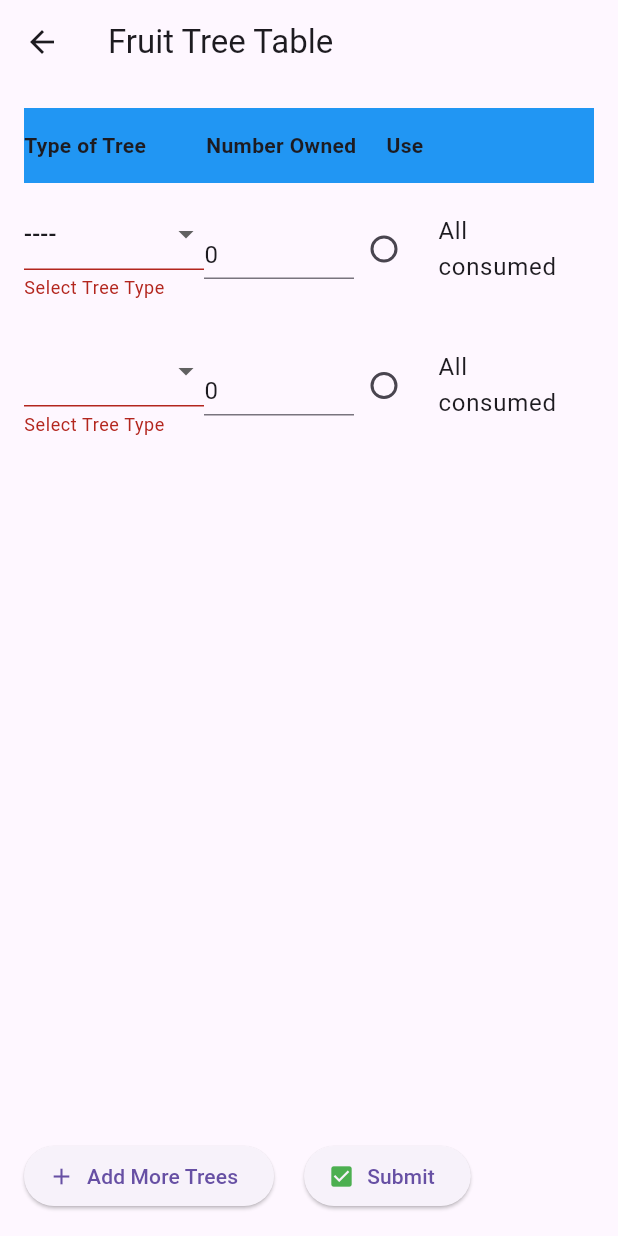
After one commit to ralaunchX/Cims_App, a Flutter app: the LlwdspFruitTressScreen screen opened by its route, after a tap on "Add More Trees", after a tap on "Submit", on a phone screen of 412 x 824 dp. The commit adds this screen. Run offline on Flutter 3.47's test engine with Material 3 defaults, Android fonts, the phone set to English and light mode, and no system bars; our stand-ins replace geolocator, permission_handler, shared_preferences; missing offline and left inert: external_path; accounts and stored records are empty.

Commit message:
fruit tree form

```diff
--- a/cims/lib/data_model/crop_field_model.dart
+++ b/cims/lib/data_model/crop_field_model.dart
@@ -47,12 +47,15 @@ class CropFieldEntry {
 }
 
 class LlwdspCropFieldModel {
+  final String rapId;
+
   int fieldsOwned;
   int fieldsCultivated;
   String selectedNonCultivationReason;
   List<CropFieldEntry> cropFields;
 
   LlwdspCropFieldModel({
+    required this.rapId,
     required this.fieldsOwned,
     required this.fieldsCultivated,
     required this.selectedNonCultivationReason,
@@ -61,6 +64,7 @@ class LlwdspCropFieldModel {
 
   factory LlwdspCropFieldModel.fromJson(Map<String, dynamic> json) {
     return LlwdspCropFieldModel(
+      rapId: json['rapId'] ?? '',
       fieldsOwned: json['fieldsOwned'],
       fieldsCultivated: json['fieldsCultivated'],
       selectedNonCultivationReason: json['selectedNonCultivationReason'],
@@ -73,6 +77,7 @@ class LlwdspCropFieldModel {
 
   Map<String, dynamic> toJson() {
     return {
+      'rapId': rapId,
       'fieldsOwned': fieldsOwned,
       'fieldsCultivated': fieldsCultivated,
       'selectedNonCultivationReason': selectedNonCultivationReason,
--- a/cims/lib/data_model/llwdsp_foodgardens_model.dart
+++ b/cims/lib/data_model/llwdsp_foodgardens_model.dart
@@ -1,4 +1,6 @@
 class LlwdspFoodgardensModel {
+  final String rapId;
+
   List<String> cropsGrown;
   List<String> cropsHarvested;
   String gardenChoice;
@@ -7,6 +9,7 @@ class LlwdspFoodgardensModel {
   String fertilizerType;
 
   LlwdspFoodgardensModel({
+    required this.rapId,
     required this.cropsGrown,
     required this.cropsHarvested,
     required this.gardenChoice,
@@ -17,6 +20,7 @@ class LlwdspFoodgardensModel {
 
   Map<String, dynamic> toJson() {
     return {
+      'rapId': rapId,
       'cropsGrown': cropsGrown,
       'cropsHarvested': cropsHarvested,
       'gardenChoice': gardenChoice,
@@ -28,6 +32,7 @@ class LlwdspFoodgardensModel {
 
   factory LlwdspFoodgardensModel.fromJson(Map<String, dynamic> json) {
     return LlwdspFoodgardensModel(
+      rapId: json['rapId'] ?? '',
       cropsGrown: List<String>.from(json['cropsGrown'] ?? []),
       cropsHarvested: List<String>.from(json['cropsHarvested'] ?? []),
       gardenChoice: json['gardenChoice'],
--- /dev/null
+++ b/cims/lib/data_model/llwdsp_fruittree_model.dart
@@ -0,0 +1,52 @@
+class FruitTreeDto {
+  String type;
+  int numberOwned;
+  String use;
+
+  FruitTreeDto({
+    required this.type,
+    required this.numberOwned,
+    required this.use,
+  });
+
+  factory FruitTreeDto.fromJson(Map<String, dynamic> json) {
+    return FruitTreeDto(
+      type: json['type'],
+      numberOwned: json['numberOwned'],
+      use: json['use'],
+    );
+  }
+
+  Map<String, dynamic> toJson() {
+    return {
+      'type': type,
+      'numberOwned': numberOwned,
+      'use': use,
+    };
+  }
+}
+
+class LlwdspFruitTreeList {
+  String rapId;
+  List<FruitTreeDto> trees;
+
+  LlwdspFruitTreeList({
+    required this.rapId,
+    required this.trees,
+  });
+
+  factory LlwdspFruitTreeList.fromJson(Map<String, dynamic> json) {
+    return LlwdspFruitTreeList(
+      rapId: json['rapId'],
+      trees:
+          (json['trees'] as List).map((e) => FruitTreeDto.fromJson(e)).toList(),
+    );
+  }
+
+  Map<String, dynamic> toJson() {
+    return {
+      'rapId': rapId,
+      'trees': trees.map((e) => e.toJson()).toList(),
+    };
+  }
+}
--- a/cims/lib/data_model/llwdsp_livestock_model.dart
+++ b/cims/lib/data_model/llwdsp_livestock_model.dart
@@ -45,12 +45,15 @@ class LlwdspLivestockDto {
 }
 
 class LlwdspLivestockListDto {
+  final String rapId;
+
   final List<LlwdspLivestockDto> livestock;
 
-  LlwdspLivestockListDto({required this.livestock});
+  LlwdspLivestockListDto({required this.rapId, required this.livestock});
 
   factory LlwdspLivestockListDto.fromJson(Map<String, dynamic> json) {
     return LlwdspLivestockListDto(
+      rapId: json['rapId'] ?? '',
       livestock: (json['livestock'] as List<dynamic>)
           .map((item) => LlwdspLivestockDto.fromJson(item))
           .toList(),
@@ -59,6 +62,7 @@ class LlwdspLivestockListDto {
 
   Map<String, dynamic> toJson() {
     return {
+      'rapId': rapId,
       'livestock': livestock.map((item) => item.toJson()).toList(),
     };
   }
--- a/cims/lib/data_model/llwdsp_social_network_model.dart
+++ b/cims/lib/data_model/llwdsp_social_network_model.dart
@@ -1,4 +1,6 @@
 class LlwdspSocialNetworkModel {
+  final String rapId;
+
   String? givingSupportCategory;
   String? givingSupportFrequency;
   String? givingSupportRelation;
@@ -8,6 +10,7 @@ class LlwdspSocialNetworkModel {
   String? receivingSupportRelation;
 
   LlwdspSocialNetworkModel({
+    required this.rapId,
     required this.givingSupportCategory,
     required this.givingSupportFrequency,
     required this.givingSupportRelation,
@@ -18,6 +21,7 @@ class LlwdspSocialNetworkModel {
 
   factory LlwdspSocialNetworkModel.fromJson(Map<String, dynamic> json) {
     return LlwdspSocialNetworkModel(
+      rapId: json['rapId'] ?? '',
       givingSupportCategory: json['givingSupportCategory'],
       givingSupportFrequency: json['givingSupportFrequency'],
       givingSupportRelation: json['givingSupportRelation'],
@@ -29,6 +33,7 @@ class LlwdspSocialNetworkModel {
 
   Map<String, dynamic> toJson() {
     return {
+      'rapId': rapId,
       'givingSupportCategory': givingSupportCategory,
       'givingSupportFrequency': givingSupportFrequency,
       'givingSupportRelation': givingSupportRelation,
--- a/cims/lib/form_list.dart
+++ b/cims/lib/form_list.dart
@@ -44,10 +44,15 @@ class _FormListScreenState extends State<FormListScreen> {
       'route': '/llwdspCropField',
       'key': Keys.llwdspCropField
     },
+    // {
+    //   'title': '3.8 LLWDSP Phase III - LIVESTOCK',
+    //   'route': '/llwdspLivestock',
+    //   'key': Keys.llwdspLivestock
+    // },
     {
-      'title': '3.8 LLWDSP Phase III - LIVESTOCK',
-      'route': '/llwdspLivestock',
-      'key': Keys.llwdspLivestock
+      'title': '3.9 LLWDSP Phase III - FRUIT TREES',
+      'route': '/llwdspFruitTrees',
+      'key': Keys.llwdspFruitTrees
     },
   ];
 
@@ -60,7 +65,7 @@ class _FormListScreenState extends State<FormListScreen> {
   Widget build(BuildContext context) {
     return Scaffold(
       appBar: AppBar(title: Text('Form List ${Keys.rapId}')),
-      body: ListView.builder(
+      body: ListView.separated(
         itemCount: forms.length,
         itemBuilder: (context, index) {
           return ListTile(
@@ -81,6 +86,7 @@ class _FormListScreenState extends State<FormListScreen> {
             },
           );
         },
+        separatorBuilder: (context, index) => const SizedBox(height: 5),
       ),
     );
   }
--- a/cims/lib/llwdsp_cropfield_screen.dart
+++ b/cims/lib/llwdsp_cropfield_screen.dart
@@ -393,6 +393,7 @@ class _LlwdspCropfieldScreenState extends State<LlwdspCropfieldScreen> {
   Future<void> saveForm() async {
     if (_formKey.currentState!.validate()) {
       final llwdspCropFieldData = LlwdspCropFieldModel(
+          rapId: rapId,
           fieldsOwned: fieldsOwned ?? 0,
           fieldsCultivated: fieldsCultivated ?? 0,
           selectedNonCultivationReason: selectedNonCultivationReason,
--- a/cims/lib/llwdsp_foodgardens_screen.dart
+++ b/cims/lib/llwdsp_foodgardens_screen.dart
@@ -191,6 +191,7 @@ class _LlwdspFoodgardensScreenState extends State<LlwdspFoodgardensScreen> {
   Future<void> saveForm() async {
     if (_formKey.currentState!.validate()) {
       final llwdspFoodgardensData = LlwdspFoodgardensModel(
+          rapId: rapId,
           cropsGrown: cropsGrown,
           cropsHarvested: cropsHarvested,
           gardenChoice: gardenChoice,
--- /dev/null
+++ b/cims/lib/llwdsp_fruittrees_screen.dart
@@ -0,0 +1,198 @@
+import 'dart:convert';
+import 'dart:developer';
+
+import 'package:cims/data_model/llwdsp_fruittree_model.dart';
+import 'package:cims/utils/app_prefs.dart';
+import 'package:cims/utils/constants.dart';
+import 'package:cims/utils/keys.dart';
+import 'package:flutter/material.dart';
+import 'package:flutter/services.dart';
+import 'package:shared_preferences/shared_preferences.dart';
+
+class LlwdspFruitTressScreen extends StatefulWidget {
+  final LlwdspFruitTreeList? llwdspFruitTreeList;
+  const LlwdspFruitTressScreen({super.key, this.llwdspFruitTreeList});
+
+  @override
+  State<LlwdspFruitTressScreen> createState() => _LlwdspFruitTressScreenState();
+}
+
+class _LlwdspFruitTressScreenState extends State<LlwdspFruitTressScreen> {
+  final _formKey = GlobalKey<FormState>();
+  String rapId = Keys.rapId;
+  String llwdspFruitTreesKey = '${Keys.rapId}_${Keys.llwdspFruitTrees}';
+
+  List<FruitTreeDto> treeList = [
+    FruitTreeDto(type: AppConstants.notSelected, numberOwned: 0, use: '')
+  ];
+
+  void _addMoreTrees() {
+    setState(() {
+      treeList.add(FruitTreeDto(type: '', numberOwned: 0, use: ''));
+    });
+  }
+
+  @override
+  void initState() {
+    super.initState();
+    final prefs = AppPrefs().prefs;
+    var fruitTreeData = widget.llwdspFruitTreeList;
+    String? fruitTreeString = prefs?.getString(llwdspFruitTreesKey);
+    if (fruitTreeString != null) {
+      final json = jsonDecode(fruitTreeString);
+      fruitTreeData = LlwdspFruitTreeList.fromJson(json);
+    }
+    if (fruitTreeData != null) {
+      treeList = fruitTreeData.trees;
+    }
+  }
+
+  Future<void> saveForm() async {
+    if (_formKey.currentState!.validate()) {
+      final LlwdspFruitTreeData =
+          LlwdspFruitTreeList(rapId: rapId, trees: treeList);
+      final prefs = await SharedPreferences.getInstance();
+      await prefs.setString(
+          llwdspFruitTreesKey, jsonEncode(LlwdspFruitTreeData.toJson()));
+
+      ScaffoldMessenger.of(context).showSnackBar(
+        const SnackBar(
+            content: Text('Fruit Trees Form Submitted'),
+            backgroundColor: Colors.green),
+      );
+      Future.delayed(const Duration(milliseconds: 500), () {
+        Navigator.pop(context, true);
+      });
+    }
+  }
+
+  Widget _buildTreeRow(FruitTreeDto tree, int index) {
+    return SingleChildScrollView(
+      scrollDirection: Axis.horizontal,
+      child: Row(
+        children: [
+          SizedBox(
+            width: 120,
+            child: DropdownButtonFormField<String>(
+              isExpanded: true,
+              value: tree.type.isEmpty ? null : tree.type,
+              items: AppConstants.treeTypes
+                  .map((type) =>
+                      DropdownMenuItem(value: type, child: Text(type)))
+                  .toList(),
+              onChanged: (val) {
+                setState(() {
+                  tree.type = val!;
+                });
+              },
+              validator: (val) {
+                if (val == null || val == AppConstants.notSelected) {
+                  return 'Select Tree Type';
+                }
+                return null;
+              },
+            ),
+          ),
+          SizedBox(
+            width: 100,
+            height: 40,
+            child: TextFormField(
+              initialValue: tree.numberOwned.toString(),
+              keyboardType: TextInputType.number,
+              inputFormatters: [FilteringTextInputFormatter.digitsOnly],
+              onChanged: (val) {
+                tree.numberOwned = int.tryParse(val) ?? 0;
+              },
+            ),
+          ),
+          SizedBox(width: 150, child: _buildRadio(tree, 'all_consumed', index)),
+          SizedBox(
+              width: 180, child: _buildRadio(tree, 'mostly_consumed', index)),
+          SizedBox(width: 180, child: _buildRadio(tree, 'mostly_sold', index)),
+          IconButton(
+            icon: const Icon(Icons.remove_circle, color: Colors.red),
+            onPressed: () => setState(() => treeList.removeAt(index)),
+          ),
+        ],
+      ),
+    );
+  }
+
+  Widget _buildRadio(FruitTreeDto tree, String value, int index) {
+    String label = {
+      'all_consumed': 'All consumed',
+      'mostly_consumed': 'Most consumed,\nsome sold',
+      'mostly_sold': 'Most sold,\nsome consumed'
+    }[value]!;
+
+    return RadioListTile<String>(
+      dense: true,
+      contentPadding: EdgeInsets.zero,
+      title: Text(label, style: const TextStyle(fontSize: 16)),
+      value: value,
+      groupValue: tree.use,
+      onChanged: (val) {
+        setState(() {
+          tree.use = val!;
+        });
+      },
+    );
+  }
+
+  @override
+  Widget build(BuildContext context) {
+    return Scaffold(
+      appBar: AppBar(title: const Text('Fruit Tree Table')),
+      body: Padding(
+        padding: const EdgeInsets.all(16),
+        child: Form(
+          key: _formKey,
+          child: Column(
+            children: [
+              Container(
+                height: 50,
+                color: Colors.blue,
+                child: const Row(
+                  children: [
+                    Text('Type of Tree',
+                        style: TextStyle(fontWeight: FontWeight.bold)),
+                    SizedBox(width: 40),
+                    Text('Number Owned',
+                        style: TextStyle(fontWeight: FontWeight.bold)),
+                    SizedBox(width: 20),
+                    Text('Use', style: TextStyle(fontWeight: FontWeight.bold)),
+                  ],
+                ),
+              ),
+              Expanded(
+                child: ListView.separated(
+                  itemCount: treeList.length,
+                  itemBuilder: (context, index) =>
+                      _buildTreeRow(treeList[index], index),
+                  separatorBuilder: (context, index) =>
+                      const SizedBox(height: 3),
+                ),
+              ),
+              const SizedBox(height: 16),
+              Row(
+                children: [
+                  ElevatedButton.icon(
+                    onPressed: _addMoreTrees,
+                    icon: const Icon(Icons.add),
+                    label: const Text("Add More Trees"),
+                  ),
+                  const SizedBox(width: 20),
+                  ElevatedButton.icon(
+                    onPressed: saveForm,
+                    icon: const Icon(Icons.check_box, color: Colors.green),
+                    label: const Text("Submit"),
+                  ),
+                ],
+              )
+            ],
+          ),
+        ),
+      ),
+    );
+  }
+}
--- a/cims/lib/llwdsp_livestock_screen.dart
+++ b/cims/lib/llwdsp_livestock_screen.dart
@@ -179,7 +179,7 @@ class _LlwdspLivestockScreenState extends State<LlwdspLivestockScreen> {
 
   Future<void> saveForm() async {
     final listOfLivestockData =
-        LlwdspLivestockListDto(livestock: livestockData);
+        LlwdspLivestockListDto(rapId: rapId, livestock: livestockData);
     final prefs = await SharedPreferences.getInstance();
     await prefs.setString(
         llwdspLivestockKey, jsonEncode(listOfLivestockData.toJson()));
--- a/cims/lib/llwdsp_socialnetwork_screen.dart
+++ b/cims/lib/llwdsp_socialnetwork_screen.dart
@@ -184,6 +184,7 @@ class _LlwdspSocialnetworkScreenState extends State<LlwdspSocialnetworkScreen> {
   Future<void> saveForm() async {
     if (_formKey.currentState!.validate()) {
       final llwdspSocialNetworkData = LlwdspSocialNetworkModel(
+          rapId: rapId,
           givingSupportCategory: givingSupportCategory,
           givingSupportFrequency: givingSupportFrequency,
           givingSupportRelation: givingSupportRelation,
--- a/cims/lib/main.dart
+++ b/cims/lib/main.dart
@@ -3,6 +3,7 @@ import 'package:cims/form_list.dart';
 import 'package:cims/llwdsp_assets_screen.dart';
 import 'package:cims/llwdsp_cropfield_screen.dart';
 import 'package:cims/llwdsp_foodgardens_screen.dart';
+import 'package:cims/llwdsp_fruittrees_screen.dart';
 import 'package:cims/llwdsp_livelihood_screen.dart';
 import 'package:cims/llwdsp_livestock_screen.dart';
 import 'package:cims/llwdsp_resettlement_screen.dart';
@@ -62,7 +63,8 @@ class MainApp extends StatelessWidget {
               const LlwdspSocialnetworkScreen(),
           '/llwdspFoodGardens': (context) => const LlwdspFoodgardensScreen(),
           '/llwdspCropField': (context) => const LlwdspCropfieldScreen(),
-          '/llwdspLivestock': (context) => const LlwdspLivestockScreen()
+          '/llwdspLivestock': (context) => const LlwdspLivestockScreen(),
+          '/llwdspFruitTrees': (context) => const LlwdspFruitTressScreen()
         },
         // theme: ThemeData(
         //   inputDecorationTheme: const InputDecorationTheme(
--- a/cims/lib/utils/constants.dart
+++ b/cims/lib/utils/constants.dart
@@ -309,4 +309,18 @@ class AppConstants {
     'Purchased common seed',
     'Purchased special (hybrid/GMO) seed',
   ];
+  static const List<String> treeTypes = [
+    notSelected,
+    'None',
+    'Apple',
+    'Apricot',
+    'Peach',
+    'Pear',
+    'Prune',
+    'Quinces',
+    'Wild Grape',
+    'Prickly Pear',
+    'Wild Cherry',
+    'Pomegranate',
+  ];
 }
--- a/cims/lib/utils/keys.dart
+++ b/cims/lib/utils/keys.dart
@@ -10,4 +10,5 @@ class Keys {
   static const llwdspFoodGardens = 'llwdspFoodGardens';
   static const llwdspCropField = 'llwdspCropField';
   static const llwdspLivestock = 'llwdspLivestock';
+  static const llwdspFruitTrees = 'llwdspFruitTrees';
 }
```
